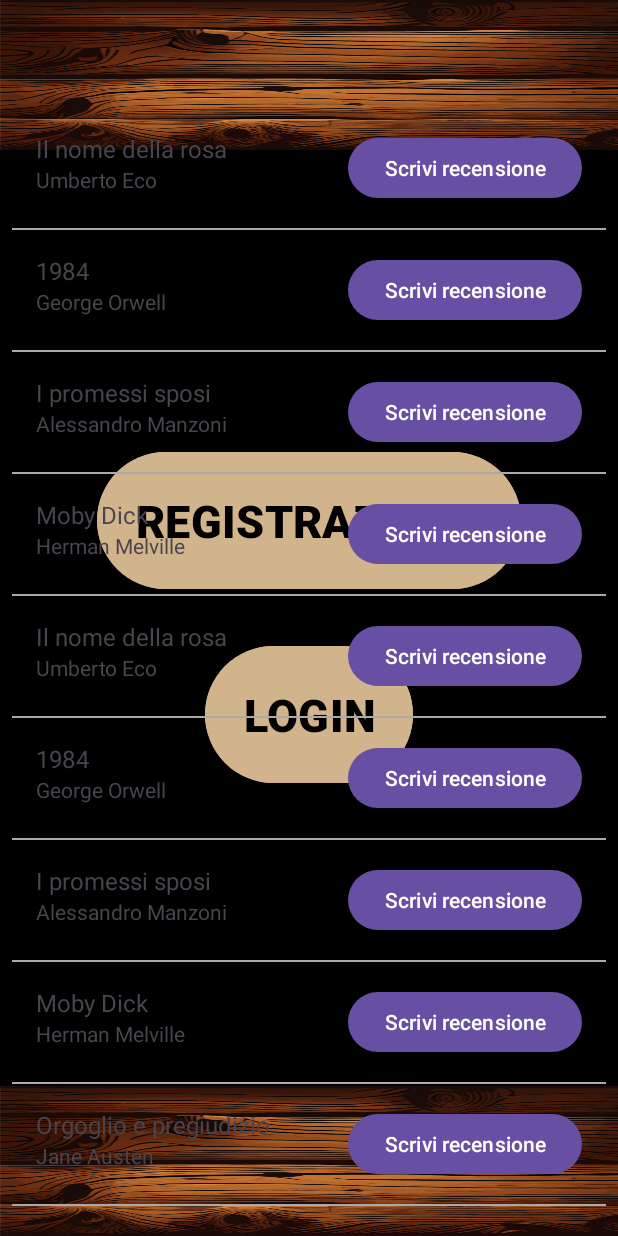
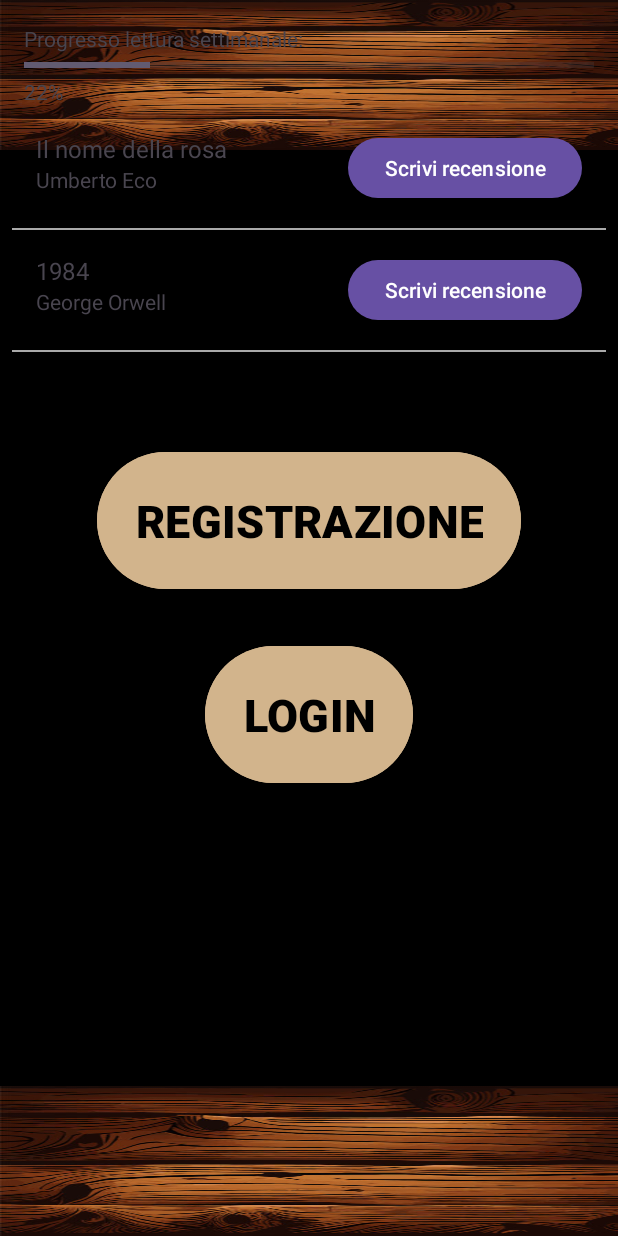
Before and after one commit to LorenzoMorandi-its/AppLibri, an Android app: the screen it shows after launch (MainActivity), on a phone screen of 412 x 824 dp. Run offline under Robolectric (Android 15) with nearby library versions, the phone set to English and light mode, and no system bars.

```diff
--- a/app/src/main/java/com/example/applibri/Activities/RegistrazioneActivity.java
+++ b/app/src/main/java/com/example/applibri/Activities/RegistrazioneActivity.java
@@ -15,10 +15,10 @@ public class RegistrazioneActivity extends AppCompatActivity {
         super.onCreate(savedInstanceState);
         setContentView(R.layout.activity_registrazione);
 
-        // Trova il contenitore principale (layout_root)
+
         LinearLayout layout = findViewById(R.id.layout_root);
 
-        // Applica i padding per la barra di sistema (barra di stato)
+
         ViewCompat.setOnApplyWindowInsetsListener(layout, (v, insets) -> {
             Insets systemBars = insets.getInsets(WindowInsetsCompat.Type.systemBars());
             v.setPadding(systemBars.left, systemBars.top, systemBars.right, systemBars.bottom);
--- a/app/src/main/java/com/example/applibri/MainActivity.java
+++ b/app/src/main/java/com/example/applibri/MainActivity.java
@@ -2,59 +2,75 @@ package com.example.applibri;
 
 import android.os.Bundle;
 import android.widget.ListView;
+import android.widget.ProgressBar;
+import android.widget.TextView;
 import androidx.appcompat.app.AppCompatActivity;
-import androidx.appcompat.widget.Toolbar;
-
 import com.example.applibri.Adapter.BookAdapter;
 import com.example.applibri.Models.Libro;
-import com.example.applibri.R;
-
 import java.util.ArrayList;
-
-;
+import java.util.HashMap;
+import java.util.Map;
 
 public class MainActivity extends AppCompatActivity {
 
     private ListView listView;
     private ArrayList<Libro> listaLibri;
     private BookAdapter adapter;
+    private ProgressBar progressBar;
+    private TextView textViewPercentage;
+    private Map<String, Integer> pagineLetteGiornaliere;
+    private int obiettivoSettimanale = 350; // Ad esempio, 350 pagine a settimana
 
     @Override
     protected void onCreate(Bundle savedInstanceState) {
         super.onCreate(savedInstanceState);
         setContentView(R.layout.activity_main);
 
-        // Configurazione Toolbar
-        //Toolbar toolbar = findViewById(R.id.Toolbar);
-        //setSupportActionBar(toolbar);
-
-        // Inizializza la ListView
+        // Inizializza i componenti UI
         listView = findViewById(R.id.listView);
+        progressBar = findViewById(R.id.progressBar);
+        textViewPercentage = findViewById(R.id.textViewPercentage);
 
         // Popola la lista di libri
         listaLibri = new ArrayList<>();
         listaLibri.add(new Libro("Il nome della rosa", "Umberto Eco", "Un giallo storico", 500));
         listaLibri.add(new Libro("1984", "George Orwell", "Un distopico capolavoro", 328));
-        listaLibri.add(new Libro("I promessi sposi", "Alessandro Manzoni", "Un romanzo storico italiano", 720));
-        listaLibri.add(new Libro("Moby Dick", "Herman Melville", "La caccia alla balena bianca", 635));
-        listaLibri.add(new Libro("Il nome della rosa", "Umberto Eco", "Un giallo storico", 500));
-        listaLibri.add(new Libro("1984", "George Orwell", "Un distopico capolavoro", 328));
-        listaLibri.add(new Libro("I promessi sposi", "Alessandro Manzoni", "Un romanzo storico italiano", 720));
-        listaLibri.add(new Libro("Moby Dick", "Herman Melville", "La caccia alla balena bianca", 635));
-        listaLibri.add(new Libro("Orgoglio e pregiudizio", "Jane Austen", "Un romanzo sull'amore e le convenzioni sociali", 432));
-        listaLibri.add(new Libro("Il grande Gatsby", "F. Scott Fitzgerald", "Un ritratto della società americana degli anni '20", 180));
-        listaLibri.add(new Libro("Delitto e castigo", "Fëdor Dostoevskij", "Un'esplorazione della moralità e della redenzione", 671));
-        listaLibri.add(new Libro("Cime tempestose", "Emily Brontë", "Una storia di amore e vendetta", 416));
-        listaLibri.add(new Libro("Il processo", "Franz Kafka", "Un'analisi dell'assurdità della burocrazia", 304));
-        listaLibri.add(new Libro("Il conte di Montecristo", "Alexandre Dumas", "Una storia di vendetta e redenzione", 1276));
-        listaLibri.add(new Libro("La divina commedia", "Dante Alighieri", "Un viaggio allegorico nell'aldilà", 798));
-        listaLibri.add(new Libro("Ulisse", "James Joyce", "Un'odissea moderna nella vita di Dublino", 730));
-        listaLibri.add(new Libro("Don Chisciotte della Mancia", "Miguel de Cervantes", "Le avventure di un cavaliere idealista", 1072));
-        listaLibri.add(new Libro("Madame Bovary", "Gustave Flaubert", "La tragedia di una donna insoddisfatta", 329));
-        listaLibri.add(new Libro("Il rosso e il nero", "Stendhal", "L'ambizione e l'amore nella Francia post-napoleonica", 576));
+        // Aggiungi altri libri come necessario
 
         // Configura l'adapter
         adapter = new BookAdapter(this, listaLibri);
         listView.setAdapter(adapter);
+
+        // Inizializza la mappa con i giorni della settimana
+        pagineLetteGiornaliere = new HashMap<>();
+        String[] giorni = {"Lunedì", "Martedì", "Mercoledì", "Giovedì", "Venerdì", "Sabato", "Domenica"};
+        for (String giorno : giorni) {
+            pagineLetteGiornaliere.put(giorno, 0);
+        }
+
+        // Esempio: Aggiorna le pagine lette per alcuni giorni
+        aggiornaPagineLette("Lunedì", 50);
+        aggiornaPagineLette("Martedì", 30);
+        // Aggiungi altre chiamate a aggiornaPagineLette() secondo necessità
+
+        // Calcola e aggiorna il progresso
+        aggiornaProgresso();
+    }
+
+    private void aggiornaPagineLette(String giorno, int pagine) {
+        if (pagineLetteGiornaliere.containsKey(giorno)) {
+            pagineLetteGiornaliere.put(giorno, pagine);
+        }
+    }
+
+    private void aggiornaProgresso() {
+        int totalePagineLette = 0;
+        for (int pagine : pagineLetteGiornaliere.values()) {
+            totalePagineLette += pagine;
+        }
+
+        int percentuale = (int) ((totalePagineLette / (float) obiettivoSettimanale) * 100);
+        progressBar.setProgress(percentuale);
+        textViewPercentage.setText(percentuale + "%");
     }
 }
--- a/app/src/main/res/layout/activity_main.xml
+++ b/app/src/main/res/layout/activity_main.xml
@@ -14,13 +14,13 @@
         android:orientation="vertical"
         android:background="#000000">
 
-        <!-- Barra superiore marrone -->
+
         <View
             android:layout_width="match_parent"
             android:layout_height="100dp"
             android:background="@drawable/legno" />
 
-        <!-- Contenuto principale -->
+
         <LinearLayout
             android:layout_width="match_parent"
             android:layout_height="0dp"
@@ -28,7 +28,7 @@
             android:orientation="vertical"
             android:gravity="center">
 
-            <!-- Pulsante Registrazione -->
+
             <Button
                 android:id="@+id/button_registrazione"
                 android:layout_width="wrap_content"
@@ -40,12 +40,12 @@
                 android:text="REGISTRAZIONE"
                 android:textColor="#000000" />
 
-            <!-- Spaziatura -->
+
             <View
                 android:layout_width="match_parent"
                 android:layout_height="30dp" />
 
-            <!-- Pulsante Login -->
+
             <Button
                 android:id="@+id/button_login"
                 android:layout_width="wrap_content"
@@ -58,7 +58,7 @@
                 android:textColor="#000000" />
         </LinearLayout>
 
-        <!-- Barra inferiore marrone -->
+
         <View
             android:layout_width="match_parent"
             android:layout_height="100dp"
@@ -74,5 +74,36 @@
         android:divider="@android:color/darker_gray"
         android:dividerHeight="1dp"
         android:padding="8dp" />
+    <LinearLayout
+        xmlns:android="http://schemas.android.com/apk/res/android"
+        android:layout_width="match_parent"
+        android:layout_height="wrap_content"
+        android:orientation="vertical"
+        android:padding="16dp">
+
+        <!-- Altri elementi del layout -->
+
+        <TextView
+            android:id="@+id/textViewProgress"
+            android:layout_width="wrap_content"
+            android:layout_height="wrap_content"
+            android:text="Progresso lettura settimanale:" />
+
+        <ProgressBar
+            android:id="@+id/progressBar"
+            android:layout_width="match_parent"
+            android:layout_height="wrap_content"
+            android:progress="0"
+            android:max="100"
+            style="?android:attr/progressBarStyleHorizontal" />
+
+        <TextView
+            android:id="@+id/textViewPercentage"
+            android:layout_width="wrap_content"
+            android:layout_height="wrap_content"
+            android:text="0%" />
+
+    </LinearLayout>
+
 
 </androidx.coordinatorlayout.widget.CoordinatorLayout>
```
Also changed, not shown: app/src/main/java/com/example/applibri/Models/Libro.java (+4 -4 lines), app/src/main/res/layout/activity_login.xml (+6 -7 lines), app/src/main/res/layout/activity_registrazione.xml (+8 -9 lines).
